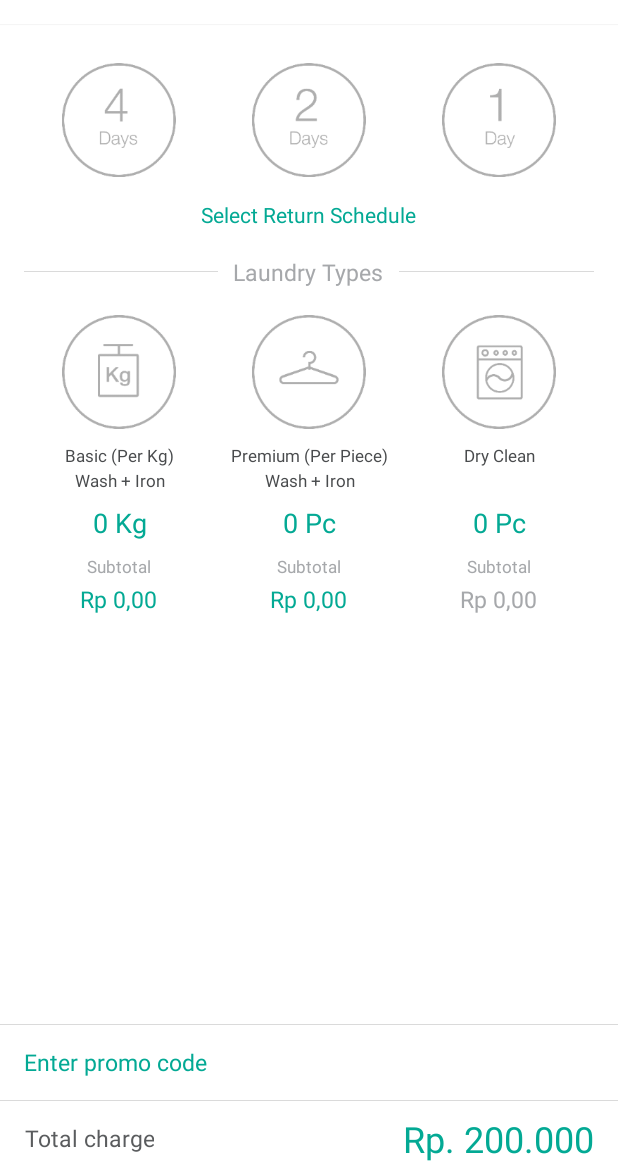
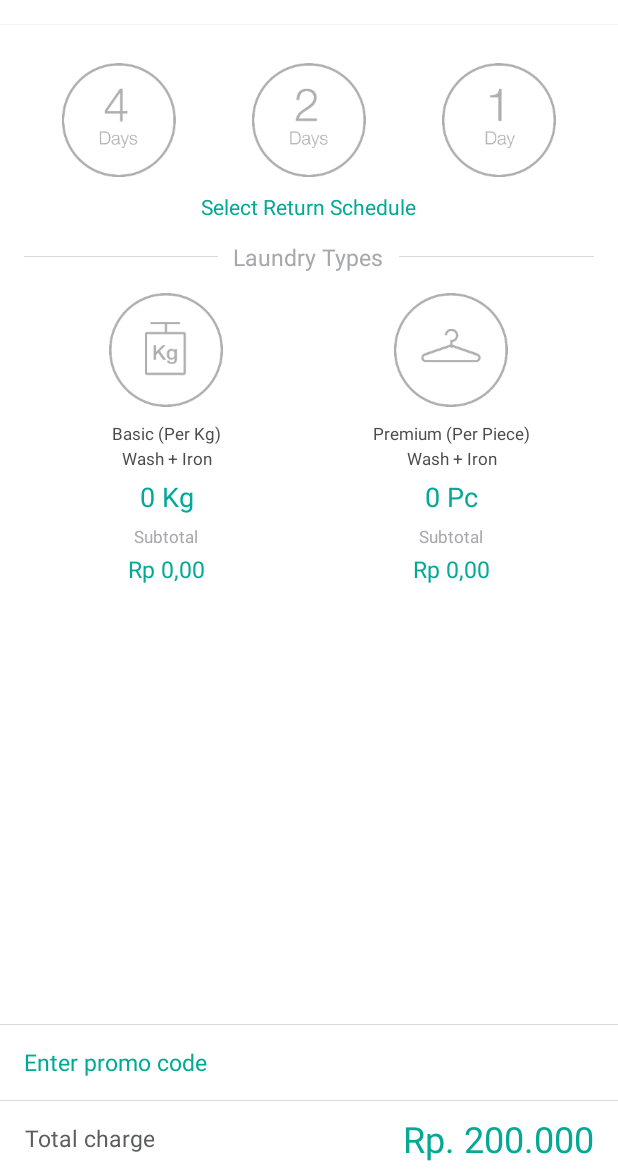
Before and after one commit to enggarmanah/WozApp, an Android app: the fragment NewOrderSelectServiceFragment shown on its own in the app's theme, on a phone screen of 412 x 824 dp, the part 60-1236 px from its top. Run offline under Robolectric (Android 15) with nearby library versions, the phone set to English and light mode, and no system bars; Roboto replaces fonts that are not available here; 25 statements that could not run were skipped.

Commit message:
Bug Fixes

```diff
--- a/app/build.gradle
+++ b/app/build.gradle
@@ -8,12 +8,12 @@ android {
         applicationId "id.urbanwash.wozapp"
         minSdkVersion 17
         targetSdkVersion 23
-        versionCode 1
-        versionName "1.0"
+        versionCode 7
+        versionName "1.0.6"
     }
     buildTypes {
         release {
-            minifyEnabled true
+            minifyEnabled false
             proguardFiles getDefaultProguardFile('proguard-android.txt'), 'proguard-rules.pro'
         }
     }
--- a/app/src/main/java/id/urbanwash/wozapp/Constant.java
+++ b/app/src/main/java/id/urbanwash/wozapp/Constant.java
@@ -9,7 +9,7 @@ public class Constant {
     public static final String NEW_LINE_STRING = "\n";
     public static final String SPACE_STRING = " ";
 
-    public static final String URBANWASH_CONTACT = "082221911516";
+    public static final String URBANWASH_CONTACT = "081280563958";
 
     public static final String DEVICE_TYPE_ANDROID = "ANDROID";
     public static final String DEVICE_TYPE_IOS = "IOS";
@@ -237,6 +237,7 @@ public class Constant {
     public static final String ERROR_APP_UPDATE_REQUIRED = "ERR003";
     public static final String ERROR_SYSTEM_MAINTENANCE = "ERR004";
     public static final String ERROR_REGISTER_CUSTOMER_EXIST = "ERR005";
+    public static final String ERROR_EMAIL_HAS_BEEN_REGISTERED = "ERR007";
     public static final String ERROR_AUTHENTICATION_FAILED = "ERR006";
     public static final String ERROR_LOCATION_NOT_WITHIN_SERVICE_AREA = "ERR008";
     public static final String ERROR_CHANGE_DELIVERY_NO_LONGER_ALLOWED = "ERR009";
--- a/app/src/main/java/id/urbanwash/wozapp/activity/SelectLocationActivity.java
+++ b/app/src/main/java/id/urbanwash/wozapp/activity/SelectLocationActivity.java
@@ -282,7 +282,7 @@ public class SelectLocationActivity extends AppCompatActivity implements OnMapRe
                 mMap.setInfoWindowAdapter(new CustomInfoWindowAdapter(mActivity));
                 mMarker.showInfoWindow();
 
-                /* String zone = "(-6.194540804505909,106.8229104951024) ; (-6.1931048663116535,106.81465331465006) ; (-6.20149844970059,106.812301017344) ; (-6.204456604372787,106.80072125047445) ; (-6.21037619698406,106.79617825895548) ; (-6.239954163005847,106.79612997919321) ; (-6.239304247583373,106.81763626635073) ; (-6.240774055158198,106.82050053030251) ; (-6.240425101216033,106.82553101330996) ; (-6.236757904522889,106.82722516357897) ; (-6.233808597214559,106.83099232614039) ; (-6.229845387329124,106.83311261236668) ; (-6.224022337513995,106.8473819643259) ; (-6.219184134272892,106.84496898204088) ; (-6.206461807157475,106.83833554387091) ; (-6.204085294376281,106.82804994285107) ; (-6.199767213228014,106.82821355760098)";
+                /* String zone = "(-6.171422325403196,106.81035708636045) ; (-6.180380243474653,106.79405227303505) ; (-6.2038259771858915,106.79683942347766) ; (-6.2385950056282695,106.77957706153393) ; (-6.287970345305218,106.77738100290297) ; (-6.311674523858658,106.77615690976381) ; (-6.312254367878216,106.85063950717449) ; (-6.2406817340327745,106.86922252178192) ; (-6.167743981839334,106.87595453113317)";
                 String[] points = zone.split(";",-1);
 
                 PolygonOptions polygonOptions = new PolygonOptions();
--- a/app/src/main/java/id/urbanwash/wozapp/adapter/WalletHistoryAdapter.java
+++ b/app/src/main/java/id/urbanwash/wozapp/adapter/WalletHistoryAdapter.java
@@ -57,7 +57,7 @@ public class WalletHistoryAdapter extends RecyclerView.Adapter<WalletHistoryAdap
 
             super(view);
 
-            dateLabel = (AppCompatTextView) view.findViewById(R.id.label_description);
+            dateLabel = (AppCompatTextView) view.findViewById(R.id.label_date);
             descriptionLabel = (AppCompatTextView) view.findViewById(R.id.label_description);
             amountLabel = (AppCompatTextView) view.findViewById(R.id.label_amount);
         }
--- a/app/src/main/java/id/urbanwash/wozapp/fragment/OrderStatusFragment.java
+++ b/app/src/main/java/id/urbanwash/wozapp/fragment/OrderStatusFragment.java
@@ -32,6 +32,8 @@ import id.urbanwash.wozapp.model.OrderBean;
 import id.urbanwash.wozapp.util.CodeUtil;
 import id.urbanwash.wozapp.util.CommonUtil;
 import id.urbanwash.wozapp.util.ImageManager;
+
+import static id.urbanwash.wozapp.Constant.URBANWASH_CONTACT;
 
 /**
  * Created by apridosandyasa on 3/7/16.
@@ -446,7 +448,7 @@ public class OrderStatusFragment extends Fragment {
                 if (employeeBean != null) {
                     mListener.onCall(employeeBean.getName(), employeeBean.getImage(), employeeBean.getMobile());
                 } else {
-                    mListener.onCall(null, null, null);
+                    mListener.onCall(null, null, URBANWASH_CONTACT);
                 }
             }
         };
@@ -461,7 +463,7 @@ public class OrderStatusFragment extends Fragment {
                 if (employeeBean != null) {
                     mListener.onSms(employeeBean.getName(), employeeBean.getImage(), employeeBean.getMobile());
                 } else {
-                    mListener.onSms(null, null, null);
+                    mListener.onSms(null, null, URBANWASH_CONTACT);
                 }
             }
         };
--- a/app/src/main/java/id/urbanwash/wozapp/fragment/PriceFragment.java
+++ b/app/src/main/java/id/urbanwash/wozapp/fragment/PriceFragment.java
@@ -62,9 +62,9 @@ public class PriceFragment extends Fragment {
         this.fragmentTabHost.addTab(
                 setIndicator(this.appCompatActivity, this.fragmentTabHost.newTabSpec(getString(R.string.product_type_piece)), R.drawable.custom_tab_widget_backgroung),
                 PriceContentFragment.class, pieceBundle);
-        this.fragmentTabHost.addTab(
+        /*this.fragmentTabHost.addTab(
                 setIndicator(this.appCompatActivity, this.fragmentTabHost.newTabSpec(getString(R.string.product_type_dryclean)), R.drawable.custom_tab_widget_backgroung),
-                PriceContentFragment.class, dryCleanBundle);
+                PriceContentFragment.class, dryCleanBundle);*/
 
         this.rootView.setAnimation(Utility.AnimationUtility.setAnimationOnView(this.appCompatActivity));
 
--- a/app/src/main/res/layout/content_login.xml
+++ b/app/src/main/res/layout/content_login.xml
@@ -38,7 +38,7 @@
                 android:layout_height="match_parent"
                 android:background="@drawable/btn_round_corner_green_normal"
                 android:ems="10"
-                android:hint="@string/user_name"
+                android:hint="@string/email_label"
                 android:inputType="text"
                 android:textAlignment="center"
                 android:textColor="@color/colorWhite"
@@ -133,7 +133,8 @@
             android:orientation="horizontal"
             android:gravity="center"
             android:layout_marginTop="20dp"
-            android:layout_marginBottom="40dp">
+            android:layout_marginBottom="40dp"
+            android:visibility="invisible">
 
             <android.support.v7.widget.AppCompatTextView
                 fontPath="fonts/HelveticaLTStd-Light.otf"
--- a/app/src/main/res/layout/content_new_order_select_service.xml
+++ b/app/src/main/res/layout/content_new_order_select_service.xml
@@ -119,7 +119,7 @@
         <LinearLayout
             android:layout_width="match_parent"
             android:layout_height="wrap_content"
-            android:layout_marginTop="15dp"
+            android:layout_marginTop="10dp"
             android:orientation="horizontal"
             android:gravity="center">
 
@@ -171,7 +171,10 @@
                     android:layout_height="wrap_content"
                     android:background="@color/colorWhite"
                     android:gravity="center"
-                    android:padding="10dp"
+                    android:paddingTop="5dp"
+                    android:paddingBottom="5dp"
+                    android:paddingLeft="10dp"
+                    android:paddingRight="10dp"
                     android:text="@string/service_select"
                     android:textColor="@color/colorGreyText"
                     android:textSize="15sp" />
@@ -218,7 +221,8 @@
             <FrameLayout
                 android:layout_width="0dp"
                 android:layout_height="match_parent"
-                android:layout_weight="1">
+                android:layout_weight="1"
+                android:visibility="gone">
 
                 <android.support.v7.widget.AppCompatImageView
                     android:id="@+id/button_service_dry_clean"
@@ -273,15 +277,16 @@
                 android:text="@string/service_dry_clean"
                 android:textAlignment="center"
                 android:textColor="@color/colorDarkerGrey"
-                android:textSize="11sp" />
+                android:textSize="11sp"
+                android:visibility="gone"/>
 
         </LinearLayout>
 
         <LinearLayout
             android:layout_width="match_parent"
             android:layout_height="24dp"
-            android:layout_marginTop="10dp"
-            android:layout_marginBottom="10dp"
+            android:layout_marginTop="7dp"
+            android:layout_marginBottom="7dp"
             android:orientation="horizontal"
             android:paddingLeft="@dimen/activity_horizontal_margin"
             android:paddingRight="@dimen/activity_horizontal_margin">
@@ -317,7 +322,8 @@
                 android:gravity="center"
                 android:text="4Kgs"
                 android:textColor="@color/colorCustomGreen"
-                android:textSize="18sp" />
+                android:textSize="18sp"
+                android:visibility="gone"/>
 
         </LinearLayout>
 
@@ -326,8 +332,7 @@
             android:layout_height="wrap_content"
             android:orientation="horizontal"
             android:paddingLeft="@dimen/activity_horizontal_margin"
-            android:paddingRight="@dimen/activity_horizontal_margin"
-            android:weightSum="3">
+            android:paddingRight="@dimen/activity_horizontal_margin">
 
             <LinearLayout
                 android:layout_width="0dp"
@@ -388,7 +393,8 @@
                 android:layout_height="wrap_content"
                 android:layout_weight="1"
                 android:gravity="center"
-                android:orientation="vertical">
+                android:orientation="vertical"
+                android:visibility="gone">
 
                 <android.support.v7.widget.AppCompatTextView
                     fontPath="fonts/HelveticaLTStd-Bold.otf"
@@ -480,16 +486,35 @@
                     android:paddingLeft="@dimen/activity_horizontal_margin"
                     android:paddingRight="@dimen/activity_horizontal_margin">
 
+                    <LinearLayout
+                        android:layout_width="wrap_content"
+                        android:layout_height="match_parent"
+                        android:orientation="vertical"
+                        android:gravity="center_vertical">
+
                         <android.support.v7.widget.AppCompatTextView
                             android:id="@+id/label_promo_code"
-                        fontPath="fonts/HelveticaLTStd-Light.otf"
+                            fontPath="fonts/HelveticaLTStd-Bold.otf"
                             android:layout_width="wrap_content"
-                        android:layout_height="match_parent"
+                            android:layout_height="wrap_content"
                             android:layout_alignParentLeft="true"
                             android:gravity="center"
                             android:text="Promo:  MERDEKA"
                             android:textColor="@color/colorCustomGreen"
                             android:textSize="15sp" />
+
+                        <android.support.v7.widget.AppCompatTextView
+                            android:id="@+id/label_promo_code_info"
+                            fontPath="fonts/HelveticaLTStd-Light.otf"
+                            android:layout_width="wrap_content"
+                            android:layout_height="wrap_content"
+                            android:layout_alignParentLeft="true"
+                            android:gravity="center"
+                            android:text="Minimal Order Rp 50.000"
+                            android:textColor="@color/colorCustomGreen"
+                            android:textSize="13sp" />
+
+                    </LinearLayout>
 
                     <android.support.v7.widget.AppCompatTextView
                         android:id="@+id/label_promo_value"
--- a/app/src/main/res/layout/list_item_piece_service.xml
+++ b/app/src/main/res/layout/list_item_piece_service.xml
@@ -34,7 +34,7 @@
         android:layout_alignParentRight="true"
         android:layout_centerVertical="true"
         android:scaleType="fitCenter"
-        android:src="@drawable/icon_plus"
+        android:src="@drawable/icon_plus_grey"
         android:background="@drawable/btn_round_selector"/>
 
     <android.support.v7.widget.AppCompatTextView
@@ -45,7 +45,7 @@
         android:layout_centerVertical="true"
         android:layout_marginRight="10dp"
         android:layout_toLeftOf="@id/button_plus"
-        android:text="2"
+        android:text="0"
         android:textColor="@color/colorCustomLightGrey"
         android:textSize="15sp" />
 
--- a/app/src/main/res/layout/list_item_wallet_history.xml
+++ b/app/src/main/res/layout/list_item_wallet_history.xml
@@ -10,7 +10,7 @@
     android:gravity="center">
 
     <android.support.v7.widget.AppCompatTextView
-        android:id="@+id/label_description"
+        android:id="@+id/label_date"
         fontPath="fonts/HelveticaLTStd-Light.otf"
         android:layout_width="wrap_content"
         android:layout_height="wrap_content"
@@ -36,7 +36,7 @@
         fontPath="fonts/HelveticaLTStd-Light.otf"
         android:layout_width="wrap_content"
         android:layout_height="wrap_content"
-        android:layout_toRightOf="@id/label_description"
+        android:layout_toRightOf="@id/label_date"
         android:layout_toLeftOf="@id/label_amount"
         android:layout_marginLeft="10dp"
         android:text="Order #010010"
--- a/app/src/main/res/values/strings.xml
+++ b/app/src/main/res/values/strings.xml
@@ -95,6 +95,9 @@
 
     <string name="empty_order">Empty Order</string>
 
+    <string name="service_not_available">Not Available</string>
+    <string name="service_min_4_days">Min. 4 Days</string>
+
     <string name="transporter_will_be_assigned">To be assigned soon</string>
     <string name="assign_transporter_collection">Assign transporter for collection</string>
     <string name="assign_transporter_delivery">Assign transporter for return</string>
@@ -130,6 +133,7 @@
 
     <string name="hint_promo_code">input promo code</string>
     <string name="order_promo">Promo:</string>
+    <string name="order_promo_min_order">Minimal Order %1$s</string>
     <string name="promo_enter_code">Enter promo code</string>
 
     <string name="promo_code">Code</string>
@@ -288,6 +292,7 @@
     <string name="alert_minimum_order">Minimum order is %1$s</string>
     <string name="alert_insufficient_credit_balance">Insufficient balance, please top up your wallet</string>
     <string name="alert_no_available_delivery_time">Unfortunately our return schedule for this date is full</string>
+    <string name="alert_minimum_processing_time_for_product">Minimum processing time for %1$s is 4 days</string>
     <string name="alert_message_required">Message is required</string>
     <string name="alert_code_required">Code is required</string>
     <string name="alert_description_required">Description is required</string>
@@ -317,7 +322,7 @@
     <string name="error_change_delivery_no_longer_allowed">Sorry, change on return date is no longer allowed</string>
     <string name="error_insufficient_wallet_balance">Insufficient wallet balance</string>
     <string name="error_no_available_time">No available time</string>
-    <string name="error_invalid_promo_code">Invalid promo code</string>
+    <string name="error_invalid_promo_code">Invalid promo code or promo period is already over</string>
     <string name="error_reset_password">Email is not registered</string>
     <string name="error_change_password_old_password_incorrect">Incorrect old password</string>
 
@@ -400,7 +405,7 @@
 
     <string name="select_picture">Select Picture</string>
 
-    <string name="message_order_minimum">Minimum charge to place an order Rp 50.0000</string>
+    <string name="message_order_minimum">Minimum charge to place an order Rp 20.0000</string>
 
     <string name="message_order_new_order">Order #%1$s received. \nCollection time %2$s</string>
     <string name="message_order_assigned_for_collection">Order #%1$s has been assigned. \nCollection time %2$s</string>
--- a/build.gradle
+++ b/build.gradle
@@ -6,7 +6,7 @@ buildscript {
     }
     dependencies {
         classpath 'com.google.gms:google-services:3.0.0'
-        classpath 'com.android.tools.build:gradle:2.2.1'
+        classpath 'com.android.tools.build:gradle:2.2.3'
         classpath 'com.github.dcendents:android-maven-gradle-plugin:1.3'
         // NOTE: Do not place your application dependencies here; they belong
         // in the individual module build.gradle files
--- a/library/src/main/project.properties
+++ b/library/src/main/project.properties
@@ -11,5 +11,5 @@
 #proguard.config=${sdk.dir}/tools/proguard/proguard-android.txt:proguard-project.txt
 
 # Project target.
-target=android-20
+target=android-23
 android.library=true
```
Also changed, not shown: app/src/main/java/id/urbanwash/wozapp/adapter/PieceServiceAdapter.java (+6 -1 lines), app/src/main/java/id/urbanwash/wozapp/fragment/NewOrderSelectServiceFragment.java (+75 -5 lines), 1 other file. Lines whose indentation alone changed are shown as unchanged.
